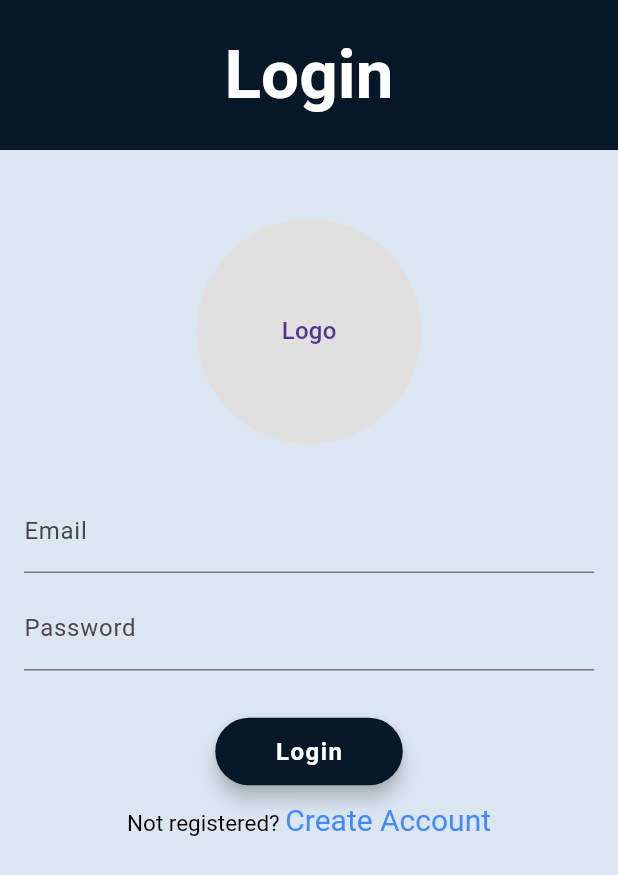
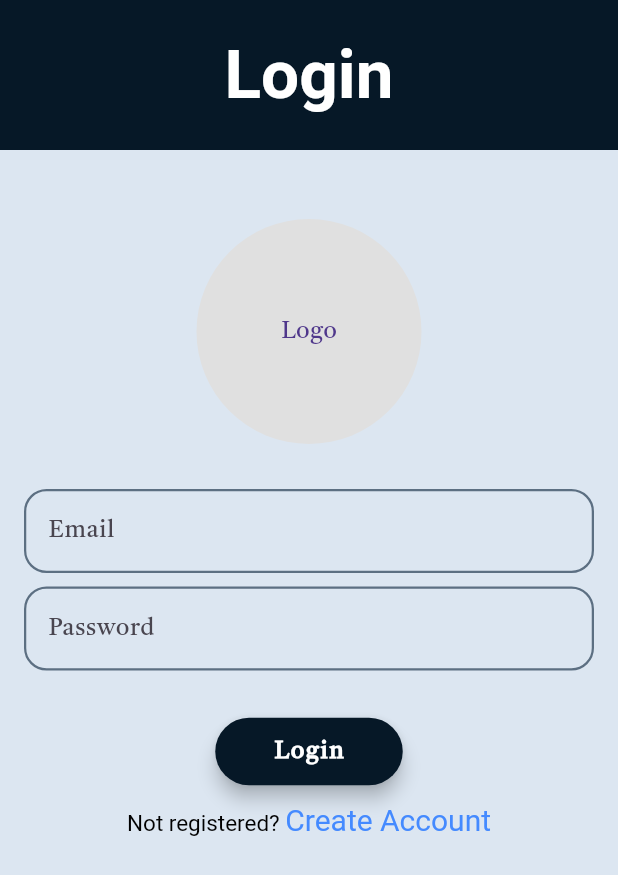
Before and after one commit to codingPurnima/temple_frontend, a Flutter app: the screen it shows after launch, on a phone screen of 412 x 824 dp. Shown: the top 875 px of the screen. Run offline on Flutter 3.47's test engine with Material 3 defaults, Android fonts, the phone set to English and light mode, and no system bars; our stand-ins replace flutter_secure_storage.

Commit message:
Set theme data for app

```diff
--- a/app/lib/main.dart
+++ b/app/lib/main.dart
@@ -12,6 +12,50 @@ class MyApp extends StatelessWidget {
   Widget build(BuildContext context) {
     return MaterialApp(
       debugShowCheckedModeBanner: false,
+      theme: ThemeData(
+        fontFamily: 'TiroDevanagariHindi',
+        appBarTheme: AppBarTheme(
+        centerTitle: true,
+        backgroundColor: const Color.fromARGB(255, 6, 24, 39),
+        toolbarHeight: 85,
+        titleTextStyle: TextStyle(
+          color: Colors.white,
+          fontSize: 45,
+          fontWeight: FontWeight.bold,
+        ),
+        iconTheme: IconThemeData(
+          color: Colors.white,
+        ),
+    ),
+        inputDecorationTheme: InputDecorationTheme(
+          enabledBorder: OutlineInputBorder(
+            borderSide: BorderSide(
+              color: Color(0xFF5C6F82),
+              width: 1.5,
+            ),
+            borderRadius: BorderRadius.circular(15),
+          ),
+          focusedBorder: OutlineInputBorder(
+            borderSide: BorderSide(
+              color: Color(0xFF5C6F82),
+              width: 2.5,
+            ),
+            borderRadius: BorderRadius.circular(15),
+          ),
+          border: OutlineInputBorder(
+            borderRadius: BorderRadius.circular(15),
+          ),
+        ),
+        snackBarTheme: SnackBarThemeData(
+          backgroundColor: Color(0xFF0E2A47),
+          behavior: SnackBarBehavior.fixed,
+        ),
+        bottomNavigationBarTheme: BottomNavigationBarThemeData(
+          backgroundColor: const Color.fromARGB(255, 6, 24, 39),
+          selectedItemColor: Colors.amber,
+          unselectedItemColor: Colors.white,
+        )
+      ),
       home: LoginScreen(),
     );
   }
```
